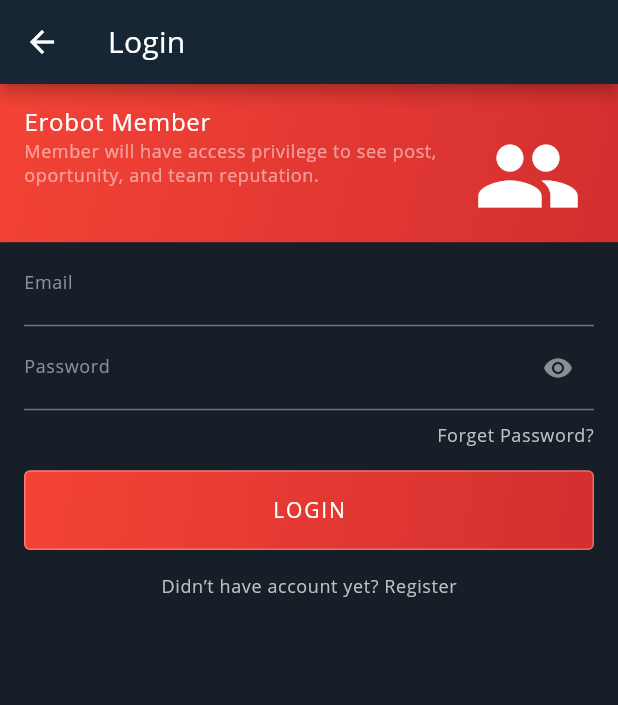
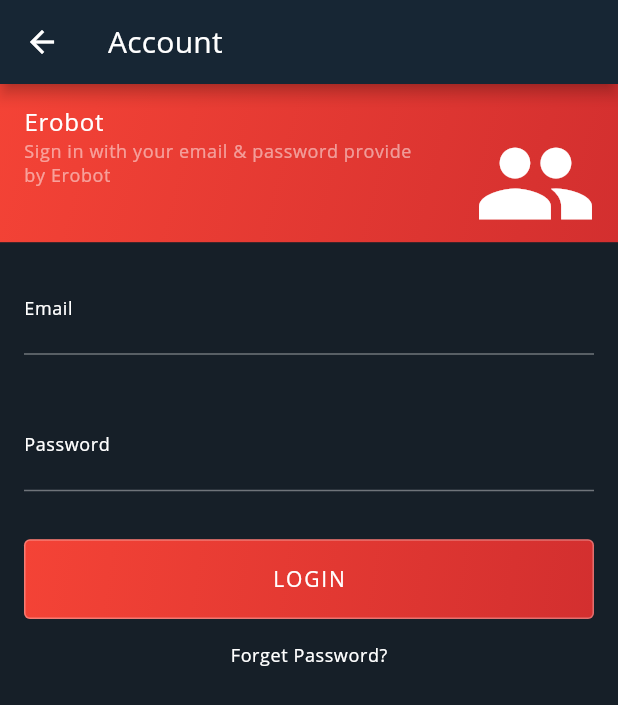
Before and after one commit to erobotkh/erobot_mobile, a Flutter app: the AccountScreen screen opened directly, on a phone screen of 412 x 824 dp. Shown: the top 705 px of the screen. Run offline on Flutter 3.47's test engine with Material 2 defaults, Android fonts, the phone set to English and light mode, and no system bars; our stand-ins replace easy_localization, flutter_hooks, hooks_riverpod, shared_preferences, sleek_circular_slider; missing offline and left inert: decorated_icon; accounts and stored records are empty.

```diff
--- a/lib/app_router.dart
+++ b/lib/app_router.dart
@@ -1,4 +1,4 @@
-import 'package:erobot/screens/accounts/login_screen.dart';
+import 'package:erobot/screens/accounts/account_screen.dart';
 import 'package:erobot/screens/education/education_screen.dart';
 import 'package:flutter/material.dart';
 
--- a/lib/config/tab_bar_config.dart
+++ b/lib/config/tab_bar_config.dart
@@ -1,6 +1,6 @@
 import 'package:erobot/app_router.dart';
 import 'package:erobot/config/tab_bar_config_item.dart';
-import 'package:erobot/screens/accounts/login_screen.dart';
+import 'package:erobot/screens/accounts/account_screen.dart';
 import 'package:erobot/screens/education/education_screen.dart';
 import 'package:erobot/screens/home/home_screen.dart';
 
--- /dev/null
+++ b/lib/screens/accounts/account_screen.dart
@@ -0,0 +1,49 @@
+import 'package:erobot/widgets/BottunLogin.dart';
+import 'package:erobot/widgets/Email.dart';
+import 'package:erobot/widgets/Erobot.dart';
+import 'package:erobot/widgets/ForgetPasword.dart';
+import 'package:erobot/widgets/Password.dart';
+import 'package:flutter/material.dart';
+
+class AccountScreen extends StatelessWidget {
+  @override
+  Widget build(BuildContext context) {
+    final _theme = Theme.of(context);
+    return Scaffold(
+      backgroundColor: _theme.colorScheme.background,
+      appBar: _buildAppBar(_theme, context),
+      body: _buildBody(_theme, context),
+    );
+  }
+
+  _buildAppBar(ThemeData _theme, BuildContext context) {
+    return AppBar(
+      centerTitle: false,
+      backgroundColor: _theme.colorScheme.surface,
+      title: Text(
+        'Account',
+        style: _theme.textTheme.headline6,
+      ),
+    );
+  }
+
+  _buildBody(ThemeData _theme, BuildContext context) {
+    return ListView(
+      children: [
+        Container(
+          child: Column(
+            children: [
+              Erobot(
+                  text: 'Sign in with your email & password provide by Erobot',
+                  name: 'Erobot'),
+              Email(text: 'test@gmail.com', name: 'Email'),
+              Password(text: '*******', name: 'Password'),
+              BottunLogin(name: 'LOGIN'),
+              ForgetPassword(name: 'Forget Password?'),
+            ],
+          ),
+        )
+      ],
+    );
+  }
+}
--- a/lib/screens/accounts/local_widgets/e_dont_have_acc.dart
+++ /dev/null
@@ -1,24 +0,0 @@
-import 'package:erobot/config/config_constant.dart';
-import 'package:flutter/material.dart';
-
-class DontHaveAcc extends StatelessWidget {
-  final String name;
-  final String onTap;
-
-  const DontHaveAcc({Key? key, required this.name, required this.onTap})
-      : super(key: key);
-  @override
-  Widget build(BuildContext context) {
-    final _theme = Theme.of(context);
-    return Center(
-      child: InkWell(
-        onTap: () {
-          onTap;
-        },
-        child: Text(name,
-            style: _theme.textTheme.caption
-                ?.copyWith(color: _theme.colorScheme.secondaryVariant)),
-      ),
-    );
-  }
-}
--- a/lib/screens/accounts/local_widgets/e_forget_password.dart
+++ /dev/null
@@ -1,26 +0,0 @@
-import 'package:erobot/config/config_constant.dart';
-import 'package:flutter/material.dart';
-
-class ForgetPassword extends StatelessWidget {
-  final String name;
-  final String onTap;
-
-  const ForgetPassword({Key? key, required this.name, required this.onTap})
-      : super(key: key);
-  @override
-  Widget build(BuildContext context) {
-    final _theme = Theme.of(context);
-    return Container(
-      padding: EdgeInsets.only(right: ConfigConstant.margin2),
-      alignment: Alignment.centerRight,
-      child: InkWell(
-        onTap: () {
-          onTap;
-        },
-        child: Text(name,
-            style: _theme.textTheme.caption
-                ?.copyWith(color: _theme.colorScheme.secondaryVariant)),
-      ),
-    );
-  }
-}
--- a/lib/screens/accounts/local_widgets/e_textfield_password.dart
+++ /dev/null
@@ -1,45 +0,0 @@
-import 'package:flutter/material.dart';
-
-class Password extends StatefulWidget {
-  final String name;
-
-  const Password({Key? key, required this.name}) : super(key: key);
-
-  @override
-  _PasswordState createState() => _PasswordState();
-}
-
-class _PasswordState extends State<Password> {
-  bool _hide = true;
-  @override
-  Widget build(BuildContext context) {
-    final _theme = Theme.of(context);
-    return Container(
-      height: 56,
-      child: TextField(
-        obscureText: _hide,
-        autocorrect: true,
-        keyboardType: TextInputType.text,
-        decoration: InputDecoration(
-          hintStyle: _theme.textTheme.bodyText1
-              ?.copyWith(color: _theme.colorScheme.onSurface),
-          labelText: widget.name,
-          labelStyle: _theme.textTheme.caption
-              ?.copyWith(color: _theme.colorScheme.secondary),
-          suffixIcon: IconButton(
-            icon: Icon(
-              _hide ? Icons.visibility : Icons.visibility_off_rounded,
-              color: _theme.colorScheme.onPrimary.withOpacity(0.5),
-              size: 20,
-            ),
-            onPressed: () {
-              setState(() {
-                _hide = !_hide;
-              });
-            },
-          ),
-        ),
-      ),
-    );
-  }
-}
--- a/lib/screens/accounts/login_screen.dart
+++ /dev/null
@@ -1,79 +0,0 @@
-import 'package:erobot/config/config_constant.dart';
-import 'package:erobot/screens/accounts/local_widgets/e_dont_have_acc.dart';
-import 'package:erobot/screens/accounts/register_screen.dart';
-import 'package:erobot/widgets/e_bottun.dart';
-import 'package:erobot/screens/accounts/local_widgets/e_textfield_text.dart';
-import 'package:erobot/screens/accounts/local_widgets/e_erobot.dart';
-import 'package:erobot/screens/accounts/local_widgets/e_forget_password.dart';
-import 'package:erobot/screens/accounts/local_widgets/e_textfield_password.dart';
-import 'package:erobot/widgets/e_bottun.dart';
-import 'package:flutter/material.dart';
-
-class AccountScreen extends StatelessWidget {
-  @override
-  Widget build(BuildContext context) {
-    final _theme = Theme.of(context);
-    return Scaffold(
-      backgroundColor: _theme.colorScheme.background,
-      appBar: _buildAppBar(_theme, context),
-      body: _buildBody(_theme, context),
-    );
-  }
-
-  _buildAppBar(ThemeData _theme, BuildContext context) {
-    return AppBar(
-      centerTitle: false,
-      backgroundColor: _theme.colorScheme.surface,
-      title: Text(
-        'Login',
-        style: _theme.textTheme.headline6,
-      ),
-    );
-  }
-
-  _buildBody(ThemeData _theme, BuildContext context) {
-    return ListView(
-      children: [
-        Container(
-          child: Column(
-            children: [
-              Erobot(
-                  text:
-                      'Member will have access privilege to see post, oportunity, and team reputation.',
-                  name: 'Erobot Member'),
-              Container(
-                padding: EdgeInsets.only(
-                    left: ConfigConstant.margin2,
-                    right: ConfigConstant.margin2),
-                child: Column(
-                  children: [
-                    Email(name: 'Email'),
-                    Password(name: 'Password'),
-                  ],
-                ),
-              ),
-              SizedBox(
-                height: ConfigConstant.margin1,
-              ),
-              ForgetPassword(
-                name: 'Forget Password?',
-                onTap: '',
-              ),
-              ButtonLogin(
-                name: 'LOGIN',
-                onTap: () {
-                  Navigator.of(context).push(
-                    MaterialPageRoute(
-                      builder: (context) => RegisterScreen(),
-                    ),
-                  );
-                },
-              ),
-              DontHaveAcc(name: 'Didn’t have account yet? Register', onTap: ''),
-            ],
-          ),
-        )
-      ],
-    );
-  }
-}
--- a/lib/screens/home/members_page.dart
+++ b/lib/screens/home/members_page.dart
@@ -1,4 +1,4 @@
-import 'package:erobot/widgets/e_listview.dart';
+import 'package:erobot/widgets/Listview.dart';
 import 'package:flutter/material.dart';
 
 class MembersPage extends StatefulWidget {
--- a/lib/screens/home/reputations_page.dart
+++ b/lib/screens/home/reputations_page.dart
@@ -1,4 +1,4 @@
-import 'package:erobot/widgets/e_listview.dart';
+import 'package:erobot/widgets/Listview.dart';
 import 'package:flutter/material.dart';
 
 class ReputationsPage extends StatefulWidget {
--- /dev/null
+++ b/lib/widgets/BottunLogin.dart
@@ -0,0 +1,32 @@
+import 'package:erobot/config/config_constant.dart';
+import 'package:erobot/constant/theme_constant.dart';
+import 'package:flutter/material.dart';
+
+class BottunLogin extends StatelessWidget {
+  final String name;
+
+  const BottunLogin({Key? key, required this.name}) : super(key: key);
+  @override
+  Widget build(BuildContext context) {
+    final _theme = Theme.of(context);
+    return Padding(
+      padding: const EdgeInsets.all(16),
+      child: AspectRatio(
+        aspectRatio: 343 / 48,
+        child: Container(
+          decoration: BoxDecoration(
+            gradient: ThemeConstant.redGradient,
+            border: Border.all(color: _theme.colorScheme.onPrimary.withOpacity(0.3)),
+            borderRadius: BorderRadius.circular(ConfigConstant.radius1),
+          ),
+          child: Center(
+            child: Text(
+              name,
+              style: _theme.textTheme.button,
+            ),
+          ),
+        ),
+      ),
+    );
+  }
+}
--- a/lib/screens/accounts/local_widgets/e_textfield_text.dart
+++ b/lib/widgets/Email.dart
@@ -1,22 +1,23 @@
 import 'package:flutter/material.dart';
 
 class Email extends StatelessWidget {
+  final String text;
   final String name;
 
-  const Email({Key? key, required this.name}) : super(key: key);
+  const Email({Key? key, required this.text, required this.name})
+      : super(key: key);
   @override
   Widget build(BuildContext context) {
     final _theme = Theme.of(context);
     return Container(
-      height: 56,
+      padding: EdgeInsets.all(16),
       child: TextField(
         keyboardType: TextInputType.text,
         decoration: InputDecoration(
-          hintStyle: _theme.textTheme.bodyText1
-              ?.copyWith(color: _theme.colorScheme.onSurface),
+          // hintText: text,
+          hintStyle: _theme.textTheme.bodyText1,
           labelText: name,
-          labelStyle: _theme.textTheme.caption
-              ?.copyWith(color: _theme.colorScheme.secondary),
+          labelStyle: _theme.textTheme.caption,
         ),
       ),
     );
--- a/lib/screens/accounts/local_widgets/e_erobot.dart
+++ b/lib/widgets/Erobot.dart
@@ -38,7 +38,7 @@
                         icon: Icon(
                           Icons.people,
                           color: _theme.colorScheme.onPrimary,
-                          size: 72,
+                          size: 82,
                         ),
                         onPressed: () {},
                       ),
--- /dev/null
+++ b/lib/widgets/ForgetPasword.dart
@@ -0,0 +1,17 @@
+import 'package:flutter/material.dart';
+
+class ForgetPassword extends StatelessWidget {
+  final String name;
+
+  const ForgetPassword({Key? key, required this.name}) : super(key: key);
+  @override
+  Widget build(BuildContext context) {
+    final _theme = Theme.of(context);
+    return Center(
+      child: Text(
+        name,
+        style: _theme.textTheme.caption,
+      ),
+    );
+  }
+}
--- /dev/null
+++ b/lib/widgets/Password.dart
@@ -0,0 +1,28 @@
+import 'package:flutter/material.dart';
+
+class Password extends StatelessWidget {
+  final String text;
+  final String name;
+
+  const Password({Key? key, required this.text, required this.name})
+      : super(key: key);
+  @override
+  Widget build(BuildContext context) {
+    bool _hide = true;
+    final _theme = Theme.of(context);
+    return Container(
+      padding: EdgeInsets.all(16),
+      child: TextField(
+        obscureText: _hide,
+        autocorrect: true,
+        keyboardType: TextInputType.text,
+        decoration: InputDecoration(
+          // hintText: text,
+          hintStyle: _theme.textTheme.bodyText1,
+          labelText: name,
+          labelStyle: _theme.textTheme.caption,
+        ),
+      ),
+    );
+  }
+}
--- a/lib/widgets/e_bottun.dart
+++ /dev/null
@@ -1,40 +0,0 @@
-import 'package:erobot/config/config_constant.dart';
-import 'package:erobot/constant/theme_constant.dart';
-import 'package:flutter/material.dart';
-
-class ButtonLogin extends StatelessWidget {
-  final String name;
-  final Function onTap;
-
-  const ButtonLogin({Key? key, required this.name, required this.onTap})
-      : super(key: key);
-  @override
-  Widget build(BuildContext context) {
-    final _theme = Theme.of(context);
-    return Padding(
-      padding: const EdgeInsets.all(16),
-      child: AspectRatio(
-        aspectRatio: 343 / 48,
-        child: InkWell(
-          onTap: () {
-            onTap();
-          },
-          child: Container(
-            decoration: BoxDecoration(
-              gradient: ThemeConstant.redGradient,
-              border: Border.all(
-                  color: _theme.colorScheme.onPrimary.withOpacity(0.3)),
-              borderRadius: BorderRadius.circular(ConfigConstant.radius1),
-            ),
-            child: Center(
-              child: Text(
-                name,
-                style: _theme.textTheme.button,
-              ),
-            ),
-          ),
-        ),
-      ),
-    );
-  }
-}
```
Also changed, not shown: lib/screens/accounts/register_screen.dart (deleted, +0 -66 lines), lib/widgets/Listview.dart (renamed from lib/widgets/e_listview.dart), pubspec.lock.
